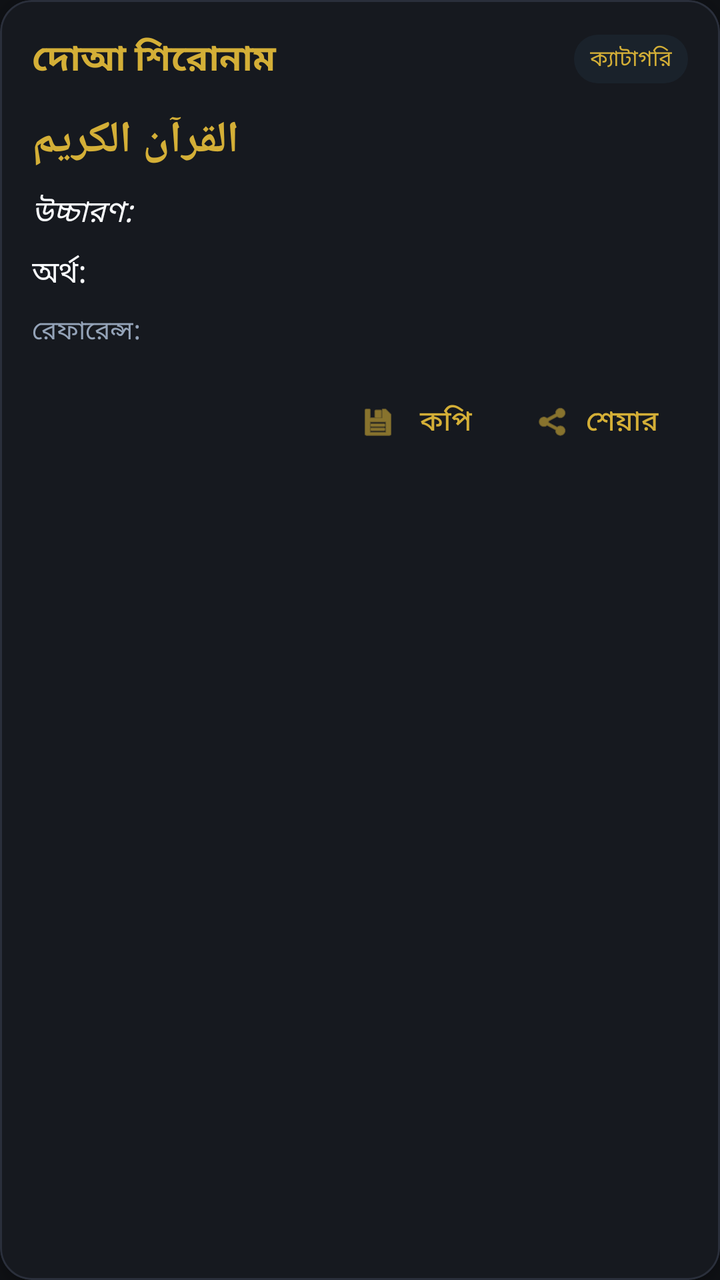
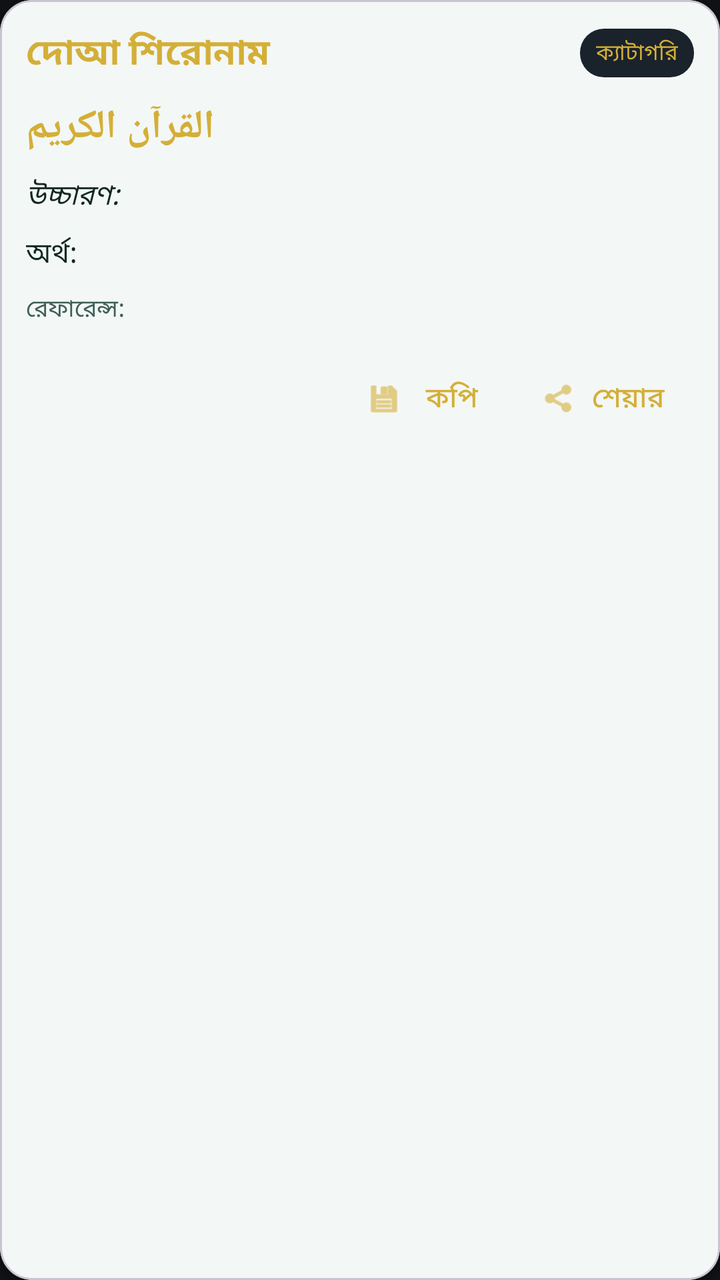

An Android layout rendered at two revisions. The XML below is the earlier revision; the diff shows what the commit changed to produce the second picture.
<!-- AndroidManifest.xml: application theme Theme.IslamicAlarm -->
<!-- res/layout/item_dua.xml -->
<?xml version="1.0" encoding="utf-8"?>
<com.google.android.material.card.MaterialCardView xmlns:android="http://schemas.android.com/apk/res/android"
    xmlns:app="http://schemas.android.com/apk/res-auto"
    android:layout_width="match_parent"
    android:layout_height="wrap_content"
    android:layout_marginHorizontal="16dp"
    android:layout_marginVertical="8dp"
    app:cardBackgroundColor="@color/surface"
    app:cardCornerRadius="16dp"
    app:cardElevation="4dp"
    app:strokeColor="@color/card_border"
    app:strokeWidth="1dp">

    <LinearLayout
        android:layout_width="match_parent"
        android:layout_height="wrap_content"
        android:orientation="vertical"
        android:padding="16dp">

        
        <LinearLayout
            android:layout_width="match_parent"
            android:layout_height="wrap_content"
            android:gravity="center_vertical"
            android:orientation="horizontal">

            <TextView
                android:id="@+id/tvDuaTitle"
                android:layout_width="0dp"
                android:layout_height="wrap_content"
                android:layout_weight="1"
                android:text="দোআ শিরোনাম"
                android:textColor="@color/secondary"
                android:textSize="18sp"
                android:textStyle="bold" />

            <TextView
                android:id="@+id/tvDuaCategoryTag"
                android:layout_width="wrap_content"
                android:layout_height="wrap_content"
                android:background="@drawable/bg_label_chip"
                android:paddingHorizontal="8dp"
                android:paddingVertical="4dp"
                android:text="ক্যাটাগরি"
                android:textColor="@color/secondary"
                android:textSize="11sp" />

        </LinearLayout>

        
        <TextView
            android:id="@+id/tvDuaArabic"
            android:layout_width="match_parent"
            android:layout_height="wrap_content"
            android:layout_marginTop="12dp"
            android:gravity="end"
            android:lineSpacingExtra="6dp"
            android:text="القرآن الكريم"
            android:textColor="@color/secondary"
            android:textSize="22sp"
            android:textStyle="bold" />

        
        <TextView
            android:id="@+id/tvDuaTransliteration"
            android:layout_width="match_parent"
            android:layout_height="wrap_content"
            android:layout_marginTop="10dp"
            android:text="উচ্চারণ:"
            android:textColor="@color/text_primary"
            android:textSize="15sp"
            android:textStyle="italic" />

        
        <TextView
            android:id="@+id/tvDuaTranslation"
            android:layout_width="match_parent"
            android:layout_height="wrap_content"
            android:layout_marginTop="8dp"
            android:text="অর্থ:"
            android:textColor="@color/text_primary"
            android:textSize="15sp" />

        
        <TextView
            android:id="@+id/tvDuaReference"
            android:layout_width="match_parent"
            android:layout_height="wrap_content"
            android:layout_marginTop="8dp"
            android:text="রেফারেন্স:"
            android:textColor="@color/text_secondary"
            android:textSize="13sp" />

        
        <LinearLayout
            android:layout_width="match_parent"
            android:layout_height="wrap_content"
            android:layout_marginTop="12dp"
            android:gravity="end"
            android:orientation="horizontal">

            <com.google.android.material.button.MaterialButton
                android:id="@+id/btnCopyDua"
                style="@style/Widget.Material3.Button.TextButton"
                android:layout_width="wrap_content"
                android:layout_height="wrap_content"
                android:text="কপি"
                android:textColor="@color/secondary"
                app:icon="@android:drawable/ic_menu_save"
                app:iconTint="@color/secondary" />

            <com.google.android.material.button.MaterialButton
                android:id="@+id/btnShareDua"
                style="@style/Widget.Material3.Button.TextButton"
                android:layout_width="wrap_content"
                android:layout_height="wrap_content"
                android:text="শেয়ার"
                android:textColor="@color/secondary"
                app:icon="@android:drawable/ic_menu_share"
                app:iconTint="@color/secondary" />

        </LinearLayout>

    </LinearLayout>

</com.google.android.material.card.MaterialCardView>
<!-- resources referenced by this layout -->
<resources>
  <color name="card_border">#2A2F3B</color>
  <color name="secondary">#D4AF37</color>
  <color name="surface">#16191F</color>
  <color name="text_primary">#F8FAFC</color>
  <color name="text_secondary">#94A3B8</color>
  <!-- drawable bg_label_chip (drawable) -->
  <?xml version="1.0" encoding="utf-8"?>
  <shape xmlns:android="http://schemas.android.com/apk/res/android"
      android:shape="rectangle">
      <solid android:color="@color/light_emerald" />
      <corners android:radius="12dp" />
  </shape>
  <style name="Theme.IslamicAlarm" parent="Theme.Material3.DayNight.NoActionBar">
          <item name="colorPrimary">@color/primary</item>
          <item name="colorPrimaryDark">@color/primary_variant</item>
          <item name="colorSecondary">@color/secondary</item>
          <item name="android:statusBarColor">@color/primary_variant</item>
          <item name="android:windowBackground">@color/background</item>
      </style>
  <color name="light_emerald">#1A222B</color>
  <color name="primary">#0F1115</color>
  <color name="primary_variant">#0A0B0E</color>
  <color name="background">#0F1115</color>
</resources>

<!-- the commit's change to res/layout/item_dua.xml (unified diff, before → after) -->
@@ -3,19 +3,17 @@
     xmlns:app="http://schemas.android.com/apk/res-auto"
     android:layout_width="match_parent"
     android:layout_height="wrap_content"
-    android:layout_marginHorizontal="16dp"
-    android:layout_marginVertical="8dp"
-    app:cardBackgroundColor="@color/surface"
+    android:layout_marginHorizontal="14dp"
+    android:layout_marginVertical="6dp"
+    app:cardBackgroundColor="@color/waqt_card_bg"
     app:cardCornerRadius="16dp"
-    app:cardElevation="4dp"
-    app:strokeColor="@color/card_border"
-    app:strokeWidth="1dp">
+    app:cardElevation="2dp">
 
     <LinearLayout
         android:layout_width="match_parent"
         android:layout_height="wrap_content"
         android:orientation="vertical"
-        android:padding="16dp">
+        android:padding="13dp">
 
         
         <LinearLayout
@@ -52,12 +50,12 @@
             android:id="@+id/tvDuaArabic"
             android:layout_width="match_parent"
             android:layout_height="wrap_content"
-            android:layout_marginTop="12dp"
+            android:layout_marginTop="10dp"
             android:gravity="end"
-            android:lineSpacingExtra="6dp"
+            android:lineSpacingExtra="4dp"
             android:text="القرآن الكريم"
             android:textColor="@color/secondary"
-            android:textSize="22sp"
+            android:textSize="20sp"
             android:textStyle="bold" />
 
         
@@ -67,8 +65,8 @@
             android:layout_height="wrap_content"
             android:layout_marginTop="10dp"
             android:text="উচ্চারণ:"
-            android:textColor="@color/text_primary"
-            android:textSize="15sp"
+            android:textColor="@color/waqt_text_dark"
+            android:textSize="14sp"
             android:textStyle="italic" />
 
         
@@ -78,8 +76,8 @@
             android:layout_height="wrap_content"
             android:layout_marginTop="8dp"
             android:text="অর্থ:"
-            android:textColor="@color/text_primary"
-            android:textSize="15sp" />
+            android:textColor="@color/waqt_text_dark"
+            android:textSize="14sp" />
 
         
         <TextView
@@ -88,8 +86,8 @@
             android:layout_height="wrap_content"
             android:layout_marginTop="8dp"
             android:text="রেফারেন্স:"
-            android:textColor="@color/text_secondary"
-            android:textSize="13sp" />
+            android:textColor="@color/waqt_text_dark_secondary"
+            android:textSize="12sp" />
 
         
         <LinearLayout
<!-- resource entries referenced after the edit -->
@@ -1,10 +1,9 @@
 <!-- resources referenced by this layout -->
 <resources>
-  <color name="card_border">#2A2F3B</color>
   <color name="secondary">#D4AF37</color>
-  <color name="surface">#16191F</color>
-  <color name="text_primary">#F8FAFC</color>
-  <color name="text_secondary">#94A3B8</color>
+  <color name="waqt_card_bg">#F3F7F6</color>
+  <color name="waqt_text_dark">#122722</color>
+  <color name="waqt_text_dark_secondary">#3E5E56</color>
   <!-- drawable bg_label_chip (drawable) -->
   <?xml version="1.0" encoding="utf-8"?>
   <shape xmlns:android="http://schemas.android.com/apk/res/android"
